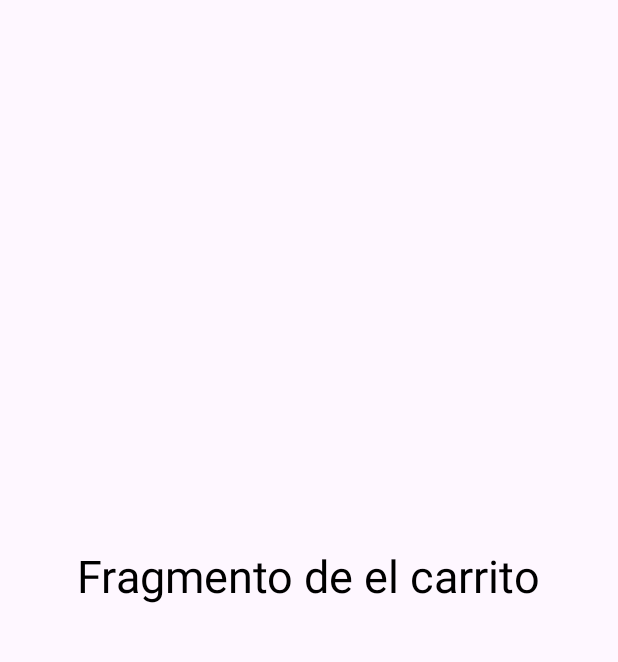
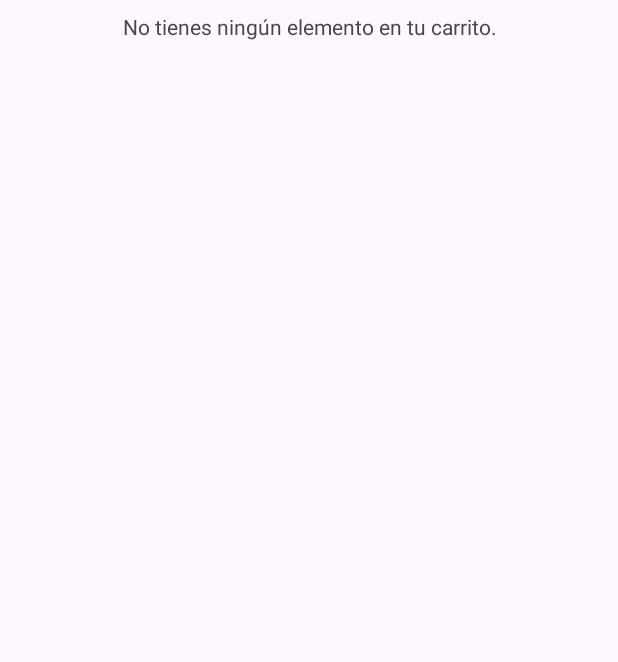
Before and after one commit to orangeletters/Parcial_numero_2, an Android app: the screen it shows after launch (MainActivity), in the side drawer, after a tap on "Carrito", on a phone screen of 412 x 824 dp, the part 84-746 px from its top. Run offline under Robolectric (Android 15) with nearby library versions, the light colour scheme and no system bars.

Commit message:
Adding Carrito

```diff
--- a/app/build.gradle
+++ b/app/build.gradle
@@ -34,6 +34,7 @@ dependencies {
     implementation libs.material
     implementation libs.activity
     implementation libs.constraintlayout
+    implementation libs.recyclerview
     testImplementation libs.junit
     androidTestImplementation libs.ext.junit
     androidTestImplementation libs.espresso.core
--- a/app/src/main/java/com/example/parcial_numero_2/ShopcartFragment.java
+++ b/app/src/main/java/com/example/parcial_numero_2/ShopcartFragment.java
@@ -3,17 +3,42 @@ package com.example.parcial_numero_2;
 import android.os.Bundle;
 
 import androidx.fragment.app.Fragment;
+import androidx.recyclerview.widget.LinearLayoutManager;
+import androidx.recyclerview.widget.RecyclerView;
 
 import android.view.LayoutInflater;
 import android.view.View;
 import android.view.ViewGroup;
+import android.widget.TextView;
 
 public class ShopcartFragment extends Fragment {
+    RecyclerView rv;
+    TextView tvEmpty;
 
     @Override
-    public View onCreateView(LayoutInflater inflater, ViewGroup container,
-                             Bundle savedInstanceState) {
-        // Inflate the layout for this fragment
-        return inflater.inflate(R.layout.fragment_shopcart, container, false);
+    public View onCreateView(LayoutInflater i, ViewGroup c, Bundle b) {
+        View v = i.inflate(R.layout.fragment_shopcart, c, false);
+        rv = v.findViewById(R.id.rv_cart);
+        tvEmpty = v.findViewById(R.id.tv_empty);
+        rv.setLayoutManager(new LinearLayoutManager(getContext()));
+        loadData();
+        return v;
+    }
+
+    private void loadData() {
+        if (Data.cart.isEmpty()) {
+            tvEmpty.setVisibility(View.VISIBLE);
+            rv.setVisibility(View.GONE);
+        } else {
+            tvEmpty.setVisibility(View.GONE);
+            rv.setVisibility(View.VISIBLE);
+            rv.setAdapter(new CartAdapter(Data.cart));
+        }
+    }
+
+    @Override
+    public void onResume() {
+        super.onResume();
+        loadData();
     }
 }
--- a/app/src/main/res/layout/fragment_shopcart.xml
+++ b/app/src/main/res/layout/fragment_shopcart.xml
@@ -1,18 +1,16 @@
 <?xml version="1.0" encoding="utf-8"?>
-<RelativeLayout
+<LinearLayout
     xmlns:android="http://schemas.android.com/apk/res/android"
-    xmlns:tools="http://schemas.android.com/tools"
-    android:layout_width="match_parent"
-    android:layout_height="match_parent"
-    tools:context=".BrandsFragment">
+    android:orientation="vertical" android:padding="8dp"
+    android:layout_width="match_parent" android:layout_height="match_parent">
 
-    <!-- TODO: Update blank fragment layout -->
     <TextView
-        android:layout_width="wrap_content"
-        android:layout_height="wrap_content"
-        android:text="Fragmento de el carrito"
-        android:textSize="30sp"
-        android:layout_centerInParent="true"
-        android:textColor="@color/black"/>
-
-</RelativeLayout>
+        android:id="@+id/tv_empty"
+        android:layout_width="match_parent" android:layout_height="wrap_content"
+        android:text="No tienes ningún elemento en tu carrito."
+        android:gravity="center"/>
+    <androidx.recyclerview.widget.RecyclerView
+        android:id="@+id/rv_cart"
+        android:layout_width="match_parent" android:layout_height="0dp"
+        android:layout_weight="1"/>
+</LinearLayout>
--- a/gradle/libs.versions.toml
+++ b/gradle/libs.versions.toml
@@ -7,6 +7,7 @@ appcompat = "1.7.1"
 material = "1.12.0"
 activity = "1.10.1"
 constraintlayout = "2.2.1"
+recyclerview = "1.4.0"
 
 [libraries]
 junit = { group = "junit", name = "junit", version.ref = "junit" }
@@ -16,6 +17,7 @@ appcompat = { group = "androidx.appcompat", name = "appcompat", version.ref = "a
 material = { group = "com.google.android.material", name = "material", version.ref = "material" }
 activity = { group = "androidx.activity", name = "activity", version.ref = "activity" }
 constraintlayout = { group = "androidx.constraintlayout", name = "constraintlayout", version.ref = "constraintlayout" }
+recyclerview = { group = "androidx.recyclerview", name = "recyclerview", version.ref = "recyclerview" }
 
 [plugins]
 android-application = { id = "com.android.application", version.ref = "agp" }
```
Also changed, not shown: app/src/main/java/com/example/parcial_numero_2/CartAdapter.java (added, +61 -0 lines), app/src/main/java/com/example/parcial_numero_2/Data.java (added, +23 -0 lines), app/src/main/java/com/example/parcial_numero_2/WatchesAdapter.java (added, +61 -0 lines), app/src/main/java/com/example/parcial_numero_2/WatchesFragment.java (+10 -3 lines), app/src/main/res/layout/fragment_watches.xml (+7 -16 lines), app/src/main/res/layout/item_cart.xml (added, +22 -0 lines), app/src/main/res/layout/item_watch.xml (added, +23 -0 lines), app/src/main/res/drawable/imagen1.jpg (added).
